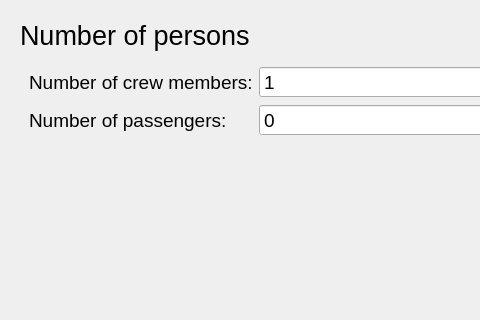
This is src/gui/windows/FlightWizard.ui in Akaflieg/startkladde as Qt 5 draws it before an edit; both pictures show x 0 to 480 and y 0 to 320 of the 949 by 506 pixel window. The edited form follows.
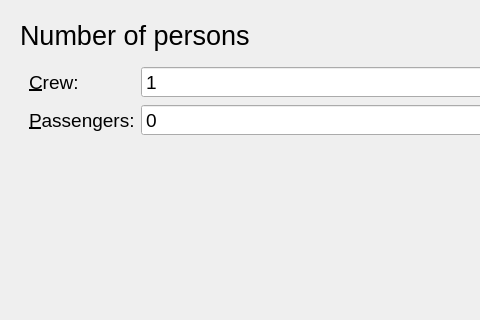
This is the edited form. Custom widgets are drawn as their Qt base class.

The edit to the form file:
```diff
--- a/src/gui/windows/FlightWizard.ui
+++ b/src/gui/windows/FlightWizard.ui
@@ -343,7 +343,10 @@
              </font>
             </property>
             <property name="text">
-             <string>Number of crew members:</string>
+             <string>&amp;Crew:</string>
+            </property>
+            <property name="buddy">
+             <cstring>numCrewInput</cstring>
             </property>
            </widget>
           </item>
@@ -355,7 +358,10 @@
              </font>
             </property>
             <property name="text">
-             <string>Number of passengers:</string>
+             <string>&amp;Passengers:</string>
+            </property>
+            <property name="buddy">
+             <cstring>numPaxInput</cstring>
             </property>
            </widget>
           </item>
```
